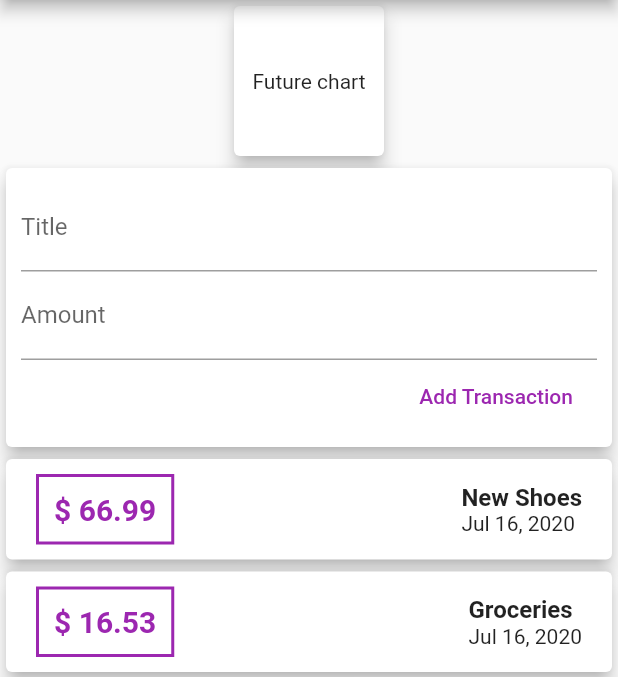
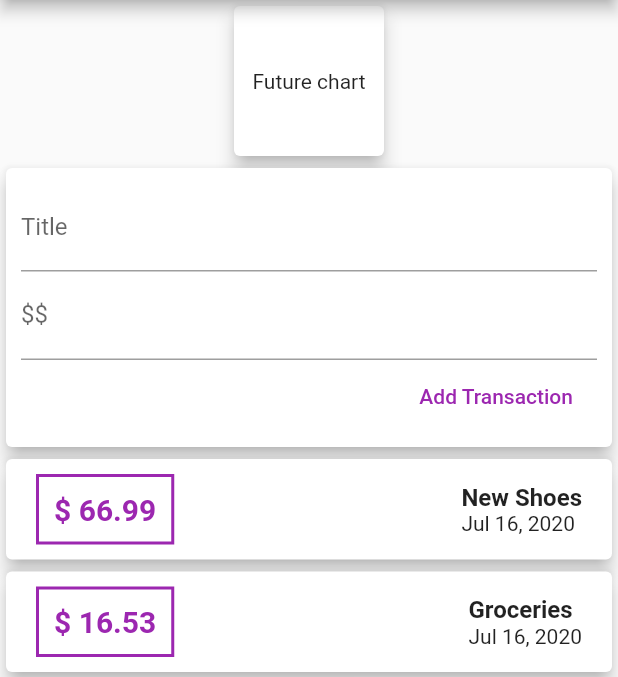
Before and after one commit to Gabriiell/flutter-expenses-manager, a Flutter app: the screen it shows after launch, on a phone screen of 412 x 824 dp, the part 84-761 px from its top. Run offline on Flutter 3.47's test engine with Material 2 defaults, Android fonts, the phone set to English and light mode, and no system bars.

Commit message:
Test action (#1)
* Change label

* Change label

```diff
--- a/lib/main.dart
+++ b/lib/main.dart
@@ -60,7 +60,7 @@ class HomePage extends StatelessWidget {
                       decoration: InputDecoration(labelText: 'Title'),
                     ),
                     TextField(
-                      decoration: InputDecoration(labelText: 'Amount'),
+                      decoration: InputDecoration(labelText: '\$\$'),
                     ),
                     FlatButton(
                       onPressed: () {},
```
